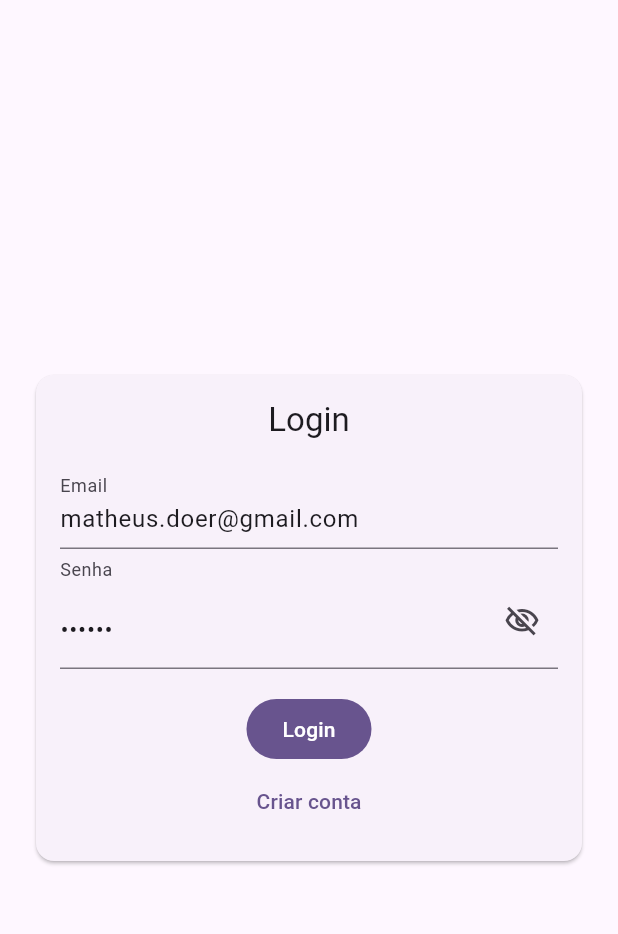
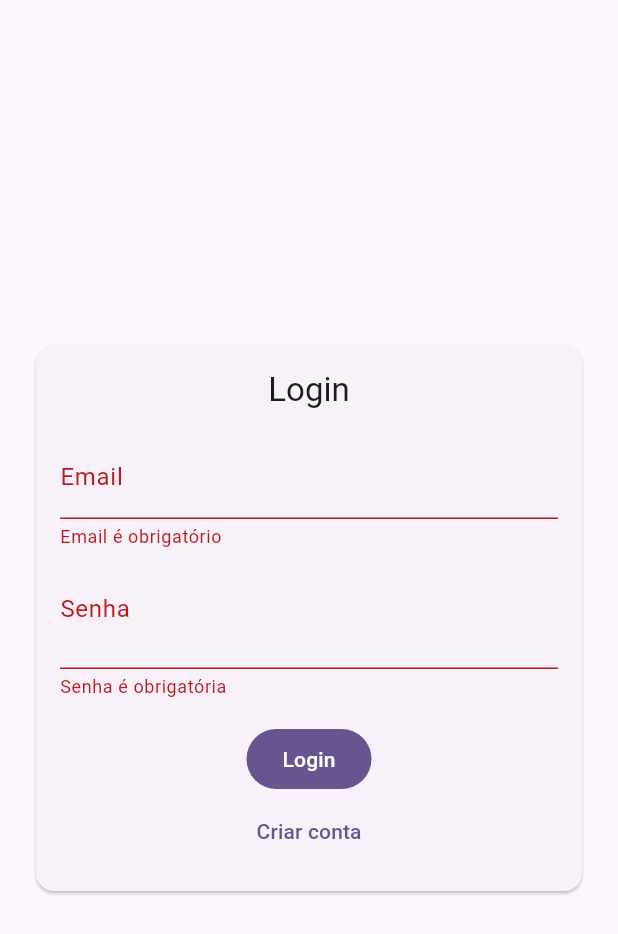
Before and after one commit to Matheus-Doerzbacher/agora_vai, a Flutter app: the screen it shows after launch, after a tap on "Login", on a phone screen of 412 x 824 dp. Shown: the top 934 px of the screen. Run offline on Flutter 3.47's test engine with Material 3 defaults, Android fonts, the phone set to English and light mode, and no system bars; our stand-ins replace flutter_local_notifications, go_router, result_dart, shared_preferences; missing offline and left inert: result_command; accounts and stored records are empty.

Commit message:
finalizado o app

```diff
--- a/lib/main.dart
+++ b/lib/main.dart
@@ -9,6 +9,7 @@
   WidgetsFlutterBinding.ensureInitialized();
 
   await NotiService().initNotification();
+  await NotiService().requestPermissions();
 
   runApp(MultiProvider(providers: providers, child: const MyApp()));
 }
--- a/lib/ui/auth/login/login_page.dart
+++ b/lib/ui/auth/login/login_page.dart
@@ -16,12 +16,10 @@
 
 class _LoginPageState extends State<LoginPage> {
   final _formKey = GlobalKey<FormState>();
-  final _nameController = TextEditingController(text: 'Matheus');
-  final _emailController = TextEditingController(
-    text: 'matheus.doer@gmail.com',
-  );
-  final _passwordController = TextEditingController(text: '123123');
-  final _confirmPasswordController = TextEditingController(text: '123123');
+  final _nameController = TextEditingController();
+  final _emailController = TextEditingController();
+  final _passwordController = TextEditingController();
+  final _confirmPasswordController = TextEditingController();
 
   bool _obscureTextPassword = true;
   bool _obscureTextConfirmPassword = true;
--- a/lib/ui/compromisso/compromisso_viewmodel.dart
+++ b/lib/ui/compromisso/compromisso_viewmodel.dart
@@ -43,7 +43,7 @@
       now.day,
       now.hour,
       now.minute + 1,
-      1, // Força o segundo 1
+      5, // Força o segundo 5
     );
     final delay = nextMinute.difference(now);
 
--- a/lib/ui/user/user_page.dart
+++ b/lib/ui/user/user_page.dart
@@ -46,9 +46,8 @@
                       ),
                     ),
                     const SizedBox(height: 16),
-                    _buildInfoRow('Nome', usuario.name),
-                    _buildInfoRow('Email', usuario.email),
-                    _buildInfoRow('ID', usuario.idUsuario.toString()),
+                    _buildInfoRow('Nome: ', usuario.name),
+                    _buildInfoRow('Email: ', usuario.email),
                   ],
                 ),
               ),
```
Also changed, not shown: lib/ui/compromisso/compromisso_page.dart (+8 -6 lines).
